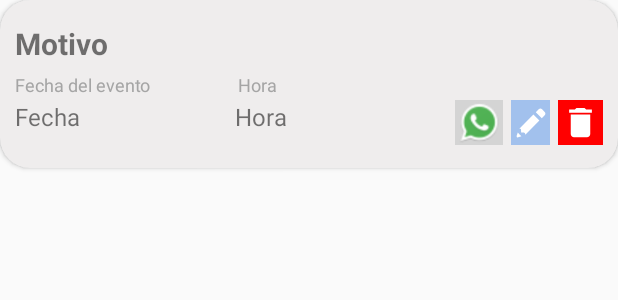
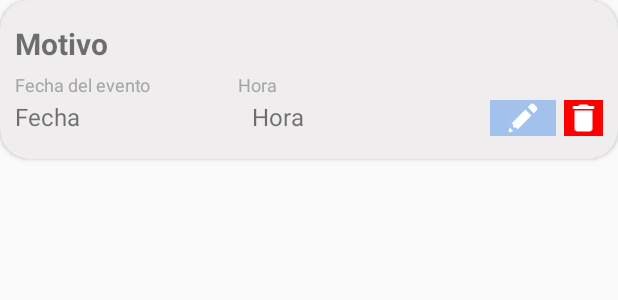
Before and after one commit to JulianRivas17/newstyledecorations, an Android app: the layout event_view.xml on its own in the app's theme, with its tools: preview values and no code run, on a phone screen of 412 x 824 dp. Shown: the top 300 px of the screen. Run offline under Robolectric (Android 15) with nearby library versions, the phone set to English and light mode, and no system bars.

Commit message:
Modifiqué espaciado de icons en event_view

```diff
--- a/app/src/main/res/layout/event_view.xml
+++ b/app/src/main/res/layout/event_view.xml
@@ -72,35 +72,20 @@
                 android:text="Hora"
                 android:textSize="16sp" />
 
-            <ImageView
-                android:id="@+id/btn_confirm"
-                android:layout_width="35dp"
-                android:layout_height="30dp"
-                android:layout_marginRight="5dp"
-                android:layout_weight="1"
-                android:background="@color/grey"
-                android:paddingLeft="2dp"
-                android:paddingRight="2dp"
-                app:srcCompat="@drawable/whatsapp_ico" />
-
             <ImageButton
                 android:id="@+id/btn_edit"
-                android:layout_width="30dp"
-                android:layout_height="30dp"
+                android:layout_width="35dp"
+                android:layout_height="wrap_content"
                 android:layout_marginRight="5dp"
                 android:layout_weight="1"
                 android:background="@color/blue"
-                android:paddingLeft="2dp"
-                android:paddingRight="2dp"
                 app:srcCompat="@drawable/icons8_editar" />
 
             <ImageView
                 android:id="@+id/btn_delete"
-                android:layout_width="30dp"
-                android:layout_height="30dp"
+                android:layout_width="26dp"
+                android:layout_height="wrap_content"
                 android:background="#FF0000"
-                android:paddingLeft="2dp"
-                android:paddingRight="2dp"
                 app:srcCompat="@drawable/ic_delete" />
 
         </LinearLayout>
```
